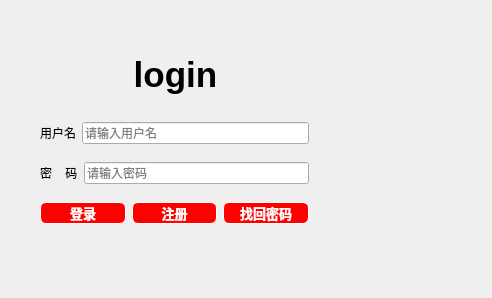
This is client/dialog.ui in IM-Commnue/IM-Internship-BIT as Qt 5 draws it before an edit. The edited form follows.
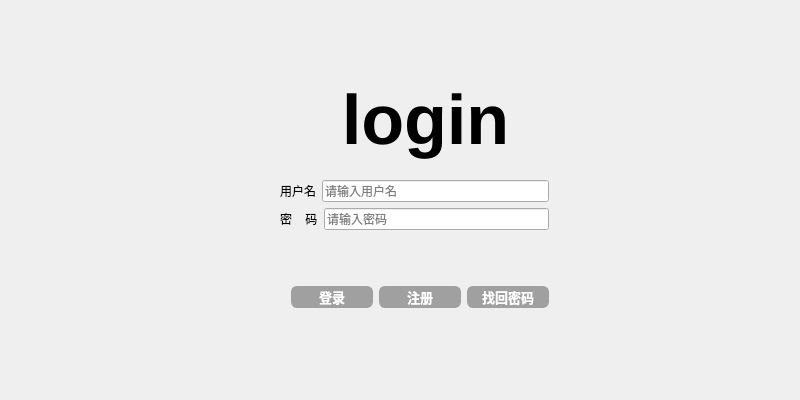
This is the edited form. Icons and pictures are not drawn. Custom widgets are drawn as their Qt base class.

Patch:
```diff
--- a/client/dialog.ui
+++ b/client/dialog.ui
@@ -6,8 +6,8 @@
    <rect>
     <x>0</x>
     <y>0</y>
-    <width>492</width>
-    <height>298</height>
+    <width>800</width>
+    <height>400</height>
    </rect>
   </property>
   <property name="windowTitle">
@@ -16,8 +16,8 @@
   <widget class="QWidget" name="layoutWidget">
    <property name="geometry">
     <rect>
-     <x>40</x>
-     <y>110</y>
+     <x>280</x>
+     <y>180</y>
      <width>269</width>
      <height>128</height>
     </rect>
@@ -27,6 +27,9 @@
      <layout class="QHBoxLayout" name="horizontalLayout">
       <item>
        <widget class="QLabel" name="label_2">
+        <property name="styleSheet">
+         <string notr="true">阿</string>
+        </property>
         <property name="text">
          <string>用户名</string>
         </property>
@@ -45,6 +48,9 @@
      <layout class="QHBoxLayout" name="horizontalLayout_2">
       <item>
        <widget class="QLabel" name="label">
+        <property name="styleSheet">
+         <string notr="true"/>
+        </property>
         <property name="text">
          <string>密    码</string>
         </property>
@@ -62,33 +68,48 @@
       </item>
      </layout>
     </item>
+    <item>
+     <spacer name="verticalSpacer">
+      <property name="orientation">
+       <enum>Qt::Vertical</enum>
+      </property>
+      <property name="sizeHint" stdset="0">
+       <size>
+        <width>20</width>
+        <height>40</height>
+       </size>
+      </property>
+     </spacer>
+    </item>
     <item>
      <layout class="QHBoxLayout" name="horizontalLayout_3">
+      <item>
+       <spacer name="horizontalSpacer">
+        <property name="orientation">
+         <enum>Qt::Horizontal</enum>
+        </property>
+        <property name="sizeHint" stdset="0">
+         <size>
+          <width>40</width>
+          <height>20</height>
+         </size>
+        </property>
+       </spacer>
+      </item>
       <item>
        <widget class="QPushButton" name="loginBtn">
         <property name="styleSheet">
          <string notr="true">QPushButton {
-
 border: 0.5px solid white;
-
+	border-color: rgb(160,160,160);
 border-radius: 6px;
-
-background-color: rgb(255,0,0);
-
+background-color: rgb(160,160,160);
 min-width: 80px;
-
 font-family:&quot;Microsoft YaHei&quot;;
-
 font-size:10pt;
-
 font-weight: bold;
-
 color:white;
-
 }
-
-
-
 QPushButton:hover {
 
 border: 0.5px solid white;
@@ -120,27 +141,16 @@
        <widget class="QPushButton" name="signBtn">
         <property name="styleSheet">
          <string notr="true">QPushButton {
-
 border: 0.5px solid white;
-
+	border-color: rgb(160,160,160);
 border-radius: 6px;
-
-background-color: rgb(255,0,0);
-
+background-color: rgb(160,160,160);
 min-width: 80px;
-
 font-family:&quot;Microsoft YaHei&quot;;
-
 font-size:10pt;
-
 font-weight: bold;
-
 color:white;
-
 }
-
-
-
 QPushButton:hover {
 
 border: 0.5px solid white;
@@ -172,27 +182,16 @@
        <widget class="QPushButton" name="resignButton">
         <property name="styleSheet">
          <string notr="true">QPushButton {
-
 border: 0.5px solid white;
-
+	border-color: rgb(160,160,160);
 border-radius: 6px;
-
-background-color: rgb(255,0,0);
-
+background-color: rgb(160,160,160);
 min-width: 80px;
-
 font-family:&quot;Microsoft YaHei&quot;;
-
 font-size:10pt;
-
 font-weight: bold;
-
 color:white;
-
 }
-
-
-
 QPushButton:hover {
 
 border: 0.5px solid white;
@@ -227,23 +226,22 @@
   <widget class="QLabel" name="login">
    <property name="geometry">
     <rect>
-     <x>70</x>
-     <y>50</y>
+     <x>320</x>
+     <y>70</y>
      <width>211</width>
-     <height>51</height>
+     <height>101</height>
     </rect>
    </property>
    <property name="styleSheet">
     <string notr="true">QLabel{
-font-family:&quot;Microsoft YaHei&quot;;
-font-size:35px;
+	font: 75 italic 20pt &quot;URW Chancery L&quot;;
+
+font-size:70px;
 font-weight:bold;
-color:black;
+color:rgb(0,0,0);
 border:none;
-
-
-
-}</string>
+}
+</string>
    </property>
    <property name="text">
     <string>&lt;html&gt;&lt;head/&gt;&lt;body&gt;&lt;p align=&quot;center&quot;&gt;login&lt;/p&gt;&lt;/body&gt;&lt;/html&gt;</string>
@@ -254,8 +252,8 @@
     <rect>
      <x>0</x>
      <y>0</y>
-     <width>491</width>
-     <height>301</height>
+     <width>800</width>
+     <height>400</height>
     </rect>
    </property>
    <property name="styleSheet">
```
Left out of the diff: 49 changed lines with no effect on the pictures.
